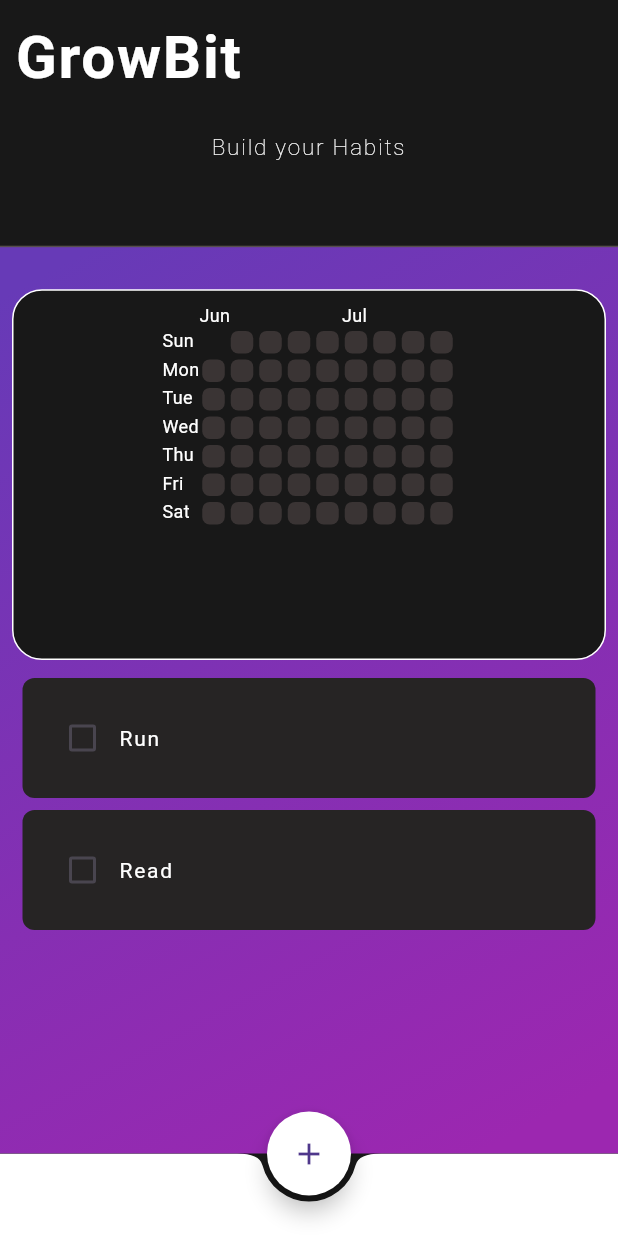
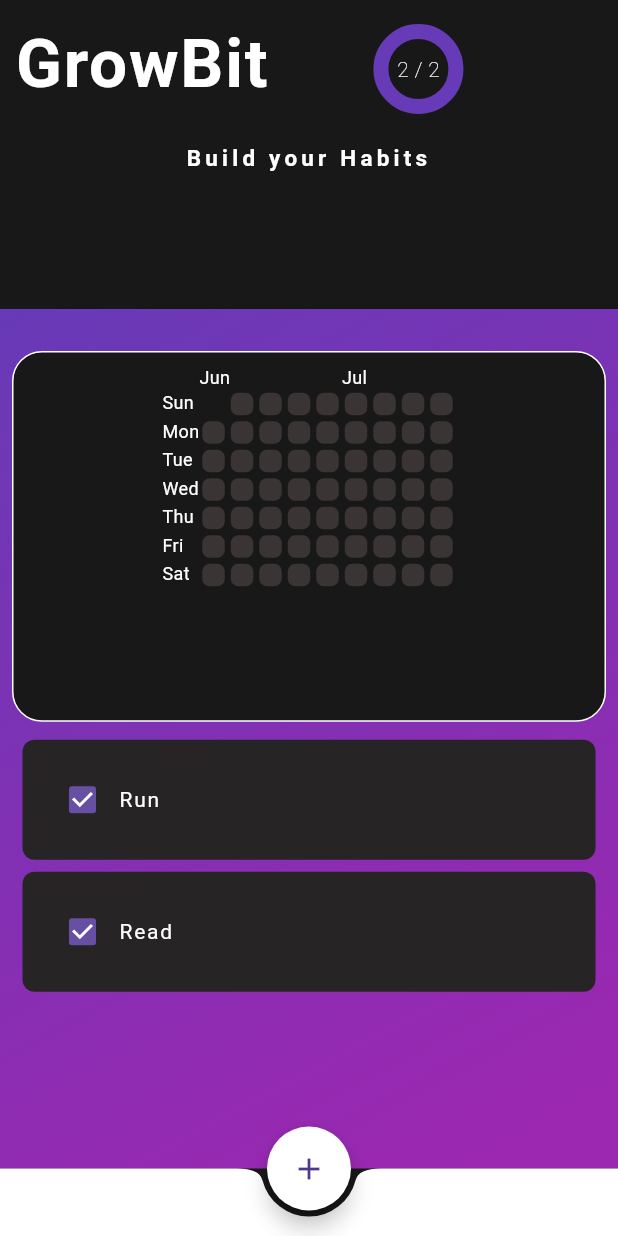
Before and after one commit to TsalemisIasonas/GrowBit, a Flutter app: the screen it shows after launch, on a phone screen of 412 x 824 dp. Run offline on Flutter 3.47's test engine with Material 3 defaults, Android fonts, the phone set to English and light mode, and no system bars; drawn by our look-alikes of fl_chart, flutter_heatmap_calendar, flutter_slidable; our stand-ins replace hive_flutter; accounts and stored records are empty.

Commit message:
graph component

```diff
--- /dev/null
+++ b/lib/components/progress_graph.dart
@@ -0,0 +1,54 @@
+import 'package:flutter/material.dart';
+import 'package:fl_chart/fl_chart.dart';
+import '../data/habit_database.dart';
+
+
+class ProgressGraph extends StatelessWidget {
+
+  final HabitDatabase db;
+
+  const ProgressGraph({super.key, required this.db});
+
+
+  @override
+  Widget build(BuildContext context) {
+    int completed = db.todaysHabitList.where((task) => task[1] = true).length;
+    int remaining = db.todaysHabitList.length - completed;
+    return Padding(
+      padding: const EdgeInsets.only(top: 8.0),
+      child: SizedBox(
+          width: 35,
+          height: 30,
+          child: Stack(
+            alignment: Alignment.center,
+            children: [
+              Text('${completed.toString()} / ${db.todaysHabitList.length.toString()}',
+              style: const TextStyle(color: Colors.white, fontSize: 14, fontWeight: FontWeight.w200)),
+              PieChart(
+                PieChartData(
+                  startDegreeOffset: 135,
+                  sectionsSpace: 0,
+                  centerSpaceRadius: 20,
+                  sections: [
+                    PieChartSectionData(
+                      color: Colors.deepPurple,
+                      value: completed.toDouble(),
+                      showTitle: false,
+                      radius: 10,
+                    ),
+                    PieChartSectionData(
+                      color: Colors.grey.shade800,
+                      value: remaining.toDouble(),
+                      showTitle: false,
+                      radius: 10,
+                    ),
+                  ],
+                ),
+              ),
+
+            ],
+          ),
+        ),
+    );
+  }
+}
--- a/lib/pages/homepage.dart
+++ b/lib/pages/homepage.dart
@@ -3,6 +3,7 @@ import 'package:habit_tracker/components/habit_tile.dart';
 import 'package:habit_tracker/components/month_summary.dart';
 import 'package:habit_tracker/components/my_fab.dart';
 import 'package:habit_tracker/components/my_alert_box.dart';
+import 'package:habit_tracker/components/progress_graph.dart';
 import 'package:habit_tracker/data/habit_database.dart';
 import 'package:habit_tracker/constants/colors.dart';
 import 'package:hive_flutter/hive_flutter.dart';
@@ -111,30 +112,33 @@ class _HomePageState extends State<HomePage> {
         child: Column(
           children: [
               Container(
-              height: MediaQuery.of(context).size.height * 0.2,
+                height: MediaQuery.of(context).size.height * 0.25,
                 width: double.infinity,
                 padding: const EdgeInsets.all(10),
                 decoration: BoxDecoration(
                   color: backgroundColor,
-                border: const Border(
-                  bottom: BorderSide(
-                    color: Color.fromARGB(255, 86, 77, 77),
-                  ),
-                ),
                 ),
                 child: Column(
                   crossAxisAlignment: CrossAxisAlignment.start,
                   children: [
+                     Row(
+                      children: [
                             const Text(
                               "GrowBit",
                               style: TextStyle(
-                      fontSize: 40,
-                      color: Colors.white,
+                                fontSize: 45,
                                 fontWeight: FontWeight.bold,
                                 letterSpacing: 1.2,
+                                color: Colors.white, // The fill color
                               ),
                             ),
-                  SizedBox(height: MediaQuery.of(context).size.height * 0.025),
+                            SizedBox(width: MediaQuery.of(context).size.width*0.2),
+                            ProgressGraph(db: db)
+                      ],
+                    ),
+
+                    SizedBox(
+                        height: MediaQuery.of(context).size.height * 0.025),
                     const Center(
                       child: Text(
                         "Build your Habits",
@@ -142,14 +146,15 @@ class _HomePageState extends State<HomePage> {
                         style: TextStyle(
                           fontSize: 15,
                           color: Colors.white,
-                        fontWeight: FontWeight.w200,
-                        letterSpacing: 1.2,
+                          fontWeight: FontWeight.w700,
+                          letterSpacing: 2.8,
                         ),
                       ),
                     ),
                   ],
                 ),
               ),
+
             const SizedBox(height: 20),
             MonthlySummary(
                 datasets: db.heatMapDataSet,
@@ -174,13 +179,11 @@ class _HomePageState extends State<HomePage> {
           ],
         ),
       ),
-      bottomNavigationBar: ClipRRect(
-        child: BottomAppBar(
-          height: 55,
-          shape: const CircularNotchedRectangle(),
-          color: Colors.white
-        ),
-      ),
+      bottomNavigationBar: const BottomAppBar(
+            height: 45,
+            shape: CircularNotchedRectangle(),
+            color: Colors.white),
+
     );
   }
 }
--- a/pubspec.yaml
+++ b/pubspec.yaml
@@ -39,6 +39,7 @@ dependencies:
   hive: ^2.2.3
   hive_flutter: ^1.1.0
   flutter_heatmap_calendar: ^1.0.5
+  fl_chart: ^1.0.0
 
 
 dev_dependencies:
```
Also changed, not shown: pubspec.lock. Lines whose indentation alone changed are shown as unchanged.
